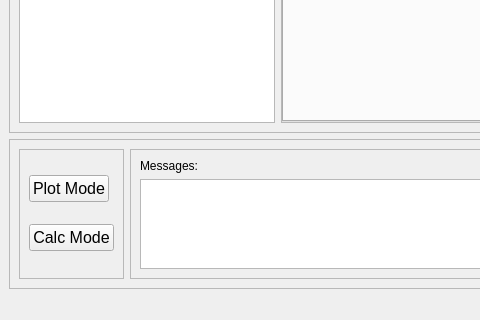
Above: addon/pycThermopack/pyctp/gui/main_layout.ui from thermotools/thermopack before the change; both pictures show x 0 to 480 and y 465 to 785 of the 1483 by 785 pixel window. Below: the same form after it.
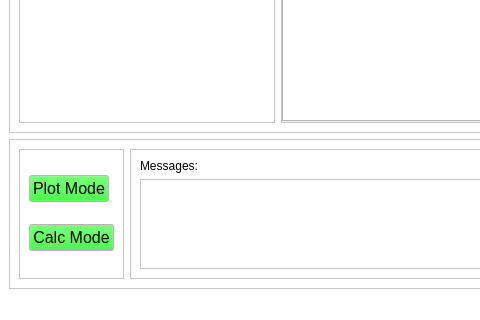
That is the form after the change.

Diff of the .ui file:
```diff
--- a/addon/pycThermopack/pyctp/gui/main_layout.ui
+++ b/addon/pycThermopack/pyctp/gui/main_layout.ui
@@ -16,6 +16,448 @@
     <verstretch>0</verstretch>
    </sizepolicy>
   </property>
+  <property name="palette">
+   <palette>
+    <active>
+     <colorrole role="WindowText">
+      <brush brushstyle="SolidPattern">
+       <color alpha="255">
+        <red>0</red>
+        <green>0</green>
+        <blue>0</blue>
+       </color>
+      </brush>
+     </colorrole>
+     <colorrole role="Button">
+      <brush brushstyle="SolidPattern">
+       <color alpha="255">
+        <red>255</red>
+        <green>255</green>
+        <blue>255</blue>
+       </color>
+      </brush>
+     </colorrole>
+     <colorrole role="Light">
+      <brush brushstyle="SolidPattern">
+       <color alpha="255">
+        <red>255</red>
+        <green>255</green>
+        <blue>255</blue>
+       </color>
+      </brush>
+     </colorrole>
+     <colorrole role="Midlight">
+      <brush brushstyle="SolidPattern">
+       <color alpha="255">
+        <red>255</red>
+        <green>255</green>
+        <blue>255</blue>
+       </color>
+      </brush>
+     </colorrole>
+     <colorrole role="Dark">
+      <brush brushstyle="SolidPattern">
+       <color alpha="255">
+        <red>127</red>
+        <green>127</green>
+        <blue>127</blue>
+       </color>
+      </brush>
+     </colorrole>
+     <colorrole role="Mid">
+      <brush brushstyle="SolidPattern">
+       <color alpha="255">
+        <red>170</red>
+        <green>170</green>
+        <blue>170</blue>
+       </color>
+      </brush>
+     </colorrole>
+     <colorrole role="Text">
+      <brush brushstyle="SolidPattern">
+       <color alpha="255">
+        <red>0</red>
+        <green>0</green>
+        <blue>0</blue>
+       </color>
+      </brush>
+     </colorrole>
+     <colorrole role="BrightText">
+      <brush brushstyle="SolidPattern">
+       <color alpha="255">
+        <red>255</red>
+        <green>255</green>
+        <blue>255</blue>
+       </color>
+      </brush>
+     </colorrole>
+     <colorrole role="ButtonText">
+      <brush brushstyle="SolidPattern">
+       <color alpha="255">
+        <red>0</red>
+        <green>0</green>
+        <blue>0</blue>
+       </color>
+      </brush>
+     </colorrole>
+     <colorrole role="Base">
+      <brush brushstyle="SolidPattern">
+       <color alpha="255">
+        <red>255</red>
+        <green>255</green>
+        <blue>255</blue>
+       </color>
+      </brush>
+     </colorrole>
+     <colorrole role="Window">
+      <brush brushstyle="SolidPattern">
+       <color alpha="255">
+        <red>255</red>
+        <green>255</green>
+        <blue>255</blue>
+       </color>
+      </brush>
+     </colorrole>
+     <colorrole role="Shadow">
+      <brush brushstyle="SolidPattern">
+       <color alpha="255">
+        <red>0</red>
+        <green>0</green>
+        <blue>0</blue>
+       </color>
+      </brush>
+     </colorrole>
+     <colorrole role="AlternateBase">
+      <brush brushstyle="SolidPattern">
+       <color alpha="255">
+        <red>255</red>
+        <green>255</green>
+        <blue>255</blue>
+       </color>
+      </brush>
+     </colorrole>
+     <colorrole role="ToolTipBase">
+      <brush brushstyle="SolidPattern">
+       <color alpha="255">
+        <red>255</red>
+        <green>255</green>
+        <blue>220</blue>
+       </color>
+      </brush>
+     </colorrole>
+     <colorrole role="ToolTipText">
+      <brush brushstyle="SolidPattern">
+       <color alpha="255">
+        <red>0</red>
+        <green>0</green>
+        <blue>0</blue>
+       </color>
+      </brush>
+     </colorrole>
+     <colorrole role="PlaceholderText">
+      <brush brushstyle="SolidPattern">
+       <color alpha="128">
+        <red>0</red>
+        <green>0</green>
+        <blue>0</blue>
+       </color>
+      </brush>
+     </colorrole>
+    </active>
+    <inactive>
+     <colorrole role="WindowText">
+      <brush brushstyle="SolidPattern">
+       <color alpha="255">
+        <red>0</red>
+        <green>0</green>
+        <blue>0</blue>
+       </color>
+      </brush>
+     </colorrole>
+     <colorrole role="Button">
+      <brush brushstyle="SolidPattern">
+       <color alpha="255">
+        <red>255</red>
+        <green>255</green>
+        <blue>255</blue>
+       </color>
+      </brush>
+     </colorrole>
+     <colorrole role="Light">
+      <brush brushstyle="SolidPattern">
+       <color alpha="255">
+        <red>255</red>
+        <green>255</green>
+        <blue>255</blue>
+       </color>
+      </brush>
+     </colorrole>
+     <colorrole role="Midlight">
+      <brush brushstyle="SolidPattern">
+       <color alpha="255">
+        <red>255</red>
+        <green>255</green>
+        <blue>255</blue>
+       </color>
+      </brush>
+     </colorrole>
+     <colorrole role="Dark">
+      <brush brushstyle="SolidPattern">
+       <color alpha="255">
+        <red>127</red>
+        <green>127</green>
+        <blue>127</blue>
+       </color>
+      </brush>
+     </colorrole>
+     <colorrole role="Mid">
+      <brush brushstyle="SolidPattern">
+       <color alpha="255">
+        <red>170</red>
+        <green>170</green>
+        <blue>170</blue>
+       </color>
+      </brush>
+     </colorrole>
+     <colorrole role="Text">
+      <brush brushstyle="SolidPattern">
+       <color alpha="255">
+        <red>0</red>
+        <green>0</green>
+        <blue>0</blue>
+       </color>
+      </brush>
+     </colorrole>
+     <colorrole role="BrightText">
+      <brush brushstyle="SolidPattern">
+       <color alpha="255">
+        <red>255</red>
+        <green>255</green>
+        <blue>255</blue>
+       </color>
+      </brush>
+     </colorrole>
+     <colorrole role="ButtonText">
+      <brush brushstyle="SolidPattern">
+       <color alpha="255">
+        <red>0</red>
+        <green>0</green>
+        <blue>0</blue>
+       </color>
+      </brush>
+     </colorrole>
+     <colorrole role="Base">
+      <brush brushstyle="SolidPattern">
+       <color alpha="255">
+        <red>255</red>
+        <green>255</green>
+        <blue>255</blue>
+       </color>
+      </brush>
+     </colorrole>
+     <colorrole role="Window">
+      <brush brushstyle="SolidPattern">
+       <color alpha="255">
+        <red>255</red>
+        <green>255</green>
+        <blue>255</blue>
+       </color>
+      </brush>
+     </colorrole>
+     <colorrole role="Shadow">
+      <brush brushstyle="SolidPattern">
+       <color alpha="255">
+        <red>0</red>
+        <green>0</green>
+        <blue>0</blue>
+       </color>
+      </brush>
+     </colorrole>
+     <colorrole role="AlternateBase">
+      <brush brushstyle="SolidPattern">
+       <color alpha="255">
+        <red>255</red>
+        <green>255</green>
+        <blue>255</blue>
+       </color>
+      </brush>
+     </colorrole>
+     <colorrole role="ToolTipBase">
+      <brush brushstyle="SolidPattern">
+       <color alpha="255">
+        <red>255</red>
+        <green>255</green>
+        <blue>220</blue>
+       </color>
+      </brush>
+     </colorrole>
+     <colorrole role="ToolTipText">
+      <brush brushstyle="SolidPattern">
+       <color alpha="255">
+        <red>0</red>
+        <green>0</green>
+        <blue>0</blue>
+       </color>
+      </brush>
+     </colorrole>
+     <colorrole role="PlaceholderText">
+      <brush brushstyle="SolidPattern">
+       <color alpha="128">
+        <red>0</red>
+        <green>0</green>
+        <blue>0</blue>
+       </color>
+      </brush>
+     </colorrole>
+    </inactive>
+    <disabled>
+     <colorrole role="WindowText">
+      <brush brushstyle="SolidPattern">
+       <color alpha="255">
+        <red>127</red>
+        <green>127</green>
+        <blue>127</blue>
+       </color>
+      </brush>
+     </colorrole>
+     <colorrole role="Button">
+      <brush brushstyle="SolidPattern">
+       <color alpha="255">
+        <red>255</red>
+        <green>255</green>
+        <blue>255</blue>
+       </color>
+      </brush>
+     </colorrole>
+     <colorrole role="Light">
+      <brush brushstyle="SolidPattern">
+       <color alpha="255">
+        <red>255</red>
+        <green>255</green>
+        <blue>255</blue>
+       </color>
+      </brush>
+     </colorrole>
+     <colorrole role="Midlight">
+      <brush brushstyle="SolidPattern">
+       <color alpha="255">
+        <red>255</red>
+        <green>255</green>
+        <blue>255</blue>
+       </color>
+      </brush>
+     </colorrole>
+     <colorrole role="Dark">
+      <brush brushstyle="SolidPattern">
+       <color alpha="255">
+        <red>127</red>
+        <green>127</green>
+        <blue>127</blue>
+       </color>
+      </brush>
+     </colorrole>
+     <colorrole role="Mid">
+      <brush brushstyle="SolidPattern">
+       <color alpha="255">
+        <red>170</red>
+        <green>170</green>
+        <blue>170</blue>
+       </color>
+      </brush>
+     </colorrole>
+     <colorrole role="Text">
+      <brush brushstyle="SolidPattern">
+       <color alpha="255">
+        <red>127</red>
+        <green>127</green>
+        <blue>127</blue>
+       </color>
+      </brush>
+     </colorrole>
+     <colorrole role="BrightText">
+      <brush brushstyle="SolidPattern">
+       <color alpha="255">
+        <red>255</red>
+        <green>255</green>
+        <blue>255</blue>
+       </color>
+      </brush>
+     </colorrole>
+     <colorrole role="ButtonText">
+      <brush brushstyle="SolidPattern">
+       <color alpha="255">
+        <red>127</red>
+        <green>127</green>
+        <blue>127</blue>
+       </color>
+      </brush>
+     </colorrole>
+     <colorrole role="Base">
+      <brush brushstyle="SolidPattern">
+       <color alpha="255">
+        <red>255</red>
+        <green>255</green>
+        <blue>255</blue>
+       </color>
+      </brush>
+     </colorrole>
+     <colorrole role="Window">
+      <brush brushstyle="SolidPattern">
+       <color alpha="255">
+        <red>255</red>
+        <green>255</green>
+        <blue>255</blue>
+       </color>
+      </brush>
+     </colorrole>
+     <colorrole role="Shadow">
+      <brush brushstyle="SolidPattern">
+       <color alpha="255">
+        <red>0</red>
+        <green>0</green>
+        <blue>0</blue>
+       </color>
+      </brush>
+     </colorrole>
+     <colorrole role="AlternateBase">
+      <brush brushstyle="SolidPattern">
+       <color alpha="255">
+        <red>255</red>
+        <green>255</green>
+        <blue>255</blue>
+       </color>
+      </brush>
+     </colorrole>
+     <colorrole role="ToolTipBase">
+      <brush brushstyle="SolidPattern">
+       <color alpha="255">
+        <red>255</red>
+        <green>255</green>
+        <blue>220</blue>
+       </color>
+      </brush>
+     </colorrole>
+     <colorrole role="ToolTipText">
+      <brush brushstyle="SolidPattern">
+       <color alpha="255">
+        <red>0</red>
+        <green>0</green>
+        <blue>0</blue>
+       </color>
+      </brush>
+     </colorrole>
+     <colorrole role="PlaceholderText">
+      <brush brushstyle="SolidPattern">
+       <color alpha="128">
+        <red>0</red>
+        <green>0</green>
+        <blue>0</blue>
+       </color>
+      </brush>
+     </colorrole>
+    </disabled>
+   </palette>
+  </property>
   <property name="windowTitle">
    <string>MainWindow</string>
   </property>
@@ -239,6 +681,43 @@
       <layout class="QHBoxLayout" name="horizontalLayout_3">
        <item>
         <widget class="QFrame" name="frame_6">
+         <property name="palette">
+          <palette>
+           <active>
+            <colorrole role="Button">
+             <brush brushstyle="SolidPattern">
+              <color alpha="255">
+               <red>0</red>
+               <green>255</green>
+               <blue>0</blue>
+              </color>
+             </brush>
+            </colorrole>
+           </active>
+           <inactive>
+            <colorrole role="Button">
+             <brush brushstyle="SolidPattern">
+              <color alpha="255">
+               <red>0</red>
+               <green>255</green>
+               <blue>0</blue>
+              </color>
+             </brush>
+            </colorrole>
+           </inactive>
+           <disabled>
+            <colorrole role="Button">
+             <brush brushstyle="SolidPattern">
+              <color alpha="255">
+               <red>0</red>
+               <green>255</green>
+               <blue>0</blue>
+              </color>
+             </brush>
+            </colorrole>
+           </disabled>
+          </palette>
+         </property>
          <property name="frameShape">
           <enum>QFrame::StyledPanel</enum>
          </property>
```
